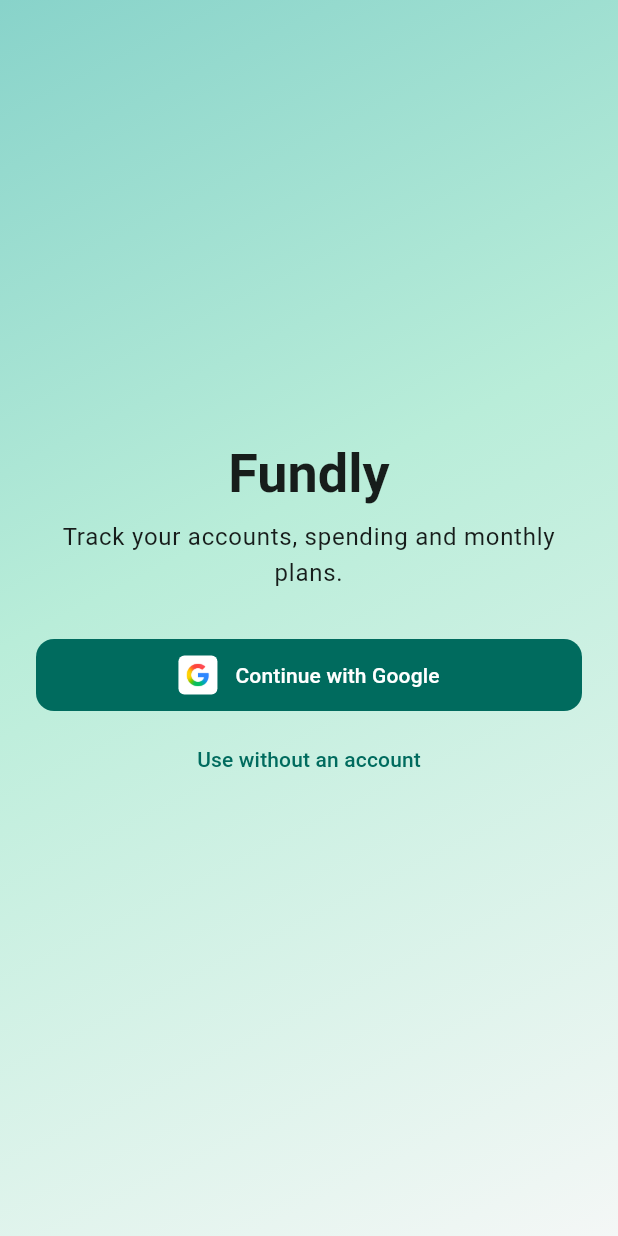
After one commit to NiloJr-sun/fundly, a Flutter app: the LoginScreen screen opened directly, on a phone screen of 412 x 824 dp. The commit adds this screen. Run offline on Flutter 3.47's test engine with Material 3 defaults, Android fonts, the phone set to English and light mode, and no system bars; our stand-ins replace drift, drift_flutter, file_picker, flutter_riverpod, google_sign_in, share_plus and 2 more; missing offline and left inert: drift_sqlite_async, powersync, sqlite_async; accounts and stored records are empty; generated files the repository leaves out were written again.

Commit message:
feat: add Google-only login page with remembered local-use choice

```diff
--- /dev/null
+++ b/lib/features/auth/presentation/login_screen.dart
@@ -0,0 +1,133 @@
+import 'package:flutter/material.dart';
+import 'package:flutter_riverpod/flutter_riverpod.dart';
+
+import '../../../app/theme/app_colors.dart';
+import '../../../app/theme/spacing.dart';
+import '../data/local_use_choice.dart';
+import 'sign_in_actions.dart';
+
+/// First screen while signed out in builds that can sign in.
+///
+/// Google is the only way to sign in; a first-time Google user gets an
+/// account automatically, so there is no separate sign-up. "Use without an
+/// account" opens the data on this device that is not linked to an account.
+class LoginScreen extends ConsumerStatefulWidget {
+  const LoginScreen({super.key});
+
+  @override
+  ConsumerState<LoginScreen> createState() => _LoginScreenState();
+}
+
+class _LoginScreenState extends ConsumerState<LoginScreen> {
+  bool _signingIn = false;
+
+  Future<void> _continueWithGoogle() async {
+    setState(() => _signingIn = true);
+    await signInWithGoogle(context, ref);
+    // On success the app replaces this screen; otherwise allow a retry.
+    if (mounted) setState(() => _signingIn = false);
+  }
+
+  @override
+  Widget build(BuildContext context) {
+    final textTheme = Theme.of(context).textTheme;
+    return DecoratedBox(
+      decoration: BoxDecoration(gradient: AppColors.of(context).backdrop),
+      child: Scaffold(
+        backgroundColor: Colors.transparent,
+        body: SafeArea(
+          child: Center(
+            child: SingleChildScrollView(
+              padding: const EdgeInsets.all(Spacing.lg),
+              child: ConstrainedBox(
+                constraints: const BoxConstraints(maxWidth: 400),
+                child: Column(
+                  crossAxisAlignment: CrossAxisAlignment.stretch,
+                  children: [
+                    Text(
+                      'Fundly',
+                      textAlign: TextAlign.center,
+                      style: textTheme.displaySmall?.copyWith(
+                        fontWeight: FontWeight.bold,
+                      ),
+                    ),
+                    const SizedBox(height: Spacing.sm),
+                    Text(
+                      'Track your accounts, spending and monthly plans.',
+                      textAlign: TextAlign.center,
+                      style: textTheme.bodyLarge,
+                    ),
+                    const SizedBox(height: Spacing.xl),
+                    _GoogleButton(
+                      onPressed: _signingIn ? null : _continueWithGoogle,
+                      busy: _signingIn,
+                    ),
+                    const SizedBox(height: Spacing.sm),
+                    TextButton(
+                      onPressed: _signingIn
+                          ? null
+                          : () => ref
+                                .read(localUseChosenProvider.notifier)
+                                .choose(),
+                      child: const Text('Use without an account'),
+                    ),
+                  ],
+                ),
+              ),
+            ),
+          ),
+        ),
+      ),
+    );
+  }
+}
+
+/// "Continue with Google" in the app's theme colour. Google's branding
+/// guidelines require the "G" logo on a white background, so it sits on a
+/// small white tile.
+class _GoogleButton extends StatelessWidget {
+  const _GoogleButton({required this.onPressed, required this.busy});
+
+  final VoidCallback? onPressed;
+  final bool busy;
+
+  @override
+  Widget build(BuildContext context) {
+    return FilledButton(
+      onPressed: onPressed,
+      style: FilledButton.styleFrom(
+        minimumSize: const Size.fromHeight(48),
+        padding: const EdgeInsets.symmetric(horizontal: Spacing.md),
+      ),
+      child: Row(
+        mainAxisAlignment: MainAxisAlignment.center,
+        children: [
+          DecoratedBox(
+            decoration: BoxDecoration(
+              color: Colors.white,
+              borderRadius: BorderRadius.circular(Spacing.xs),
+            ),
+            child: Padding(
+              padding: const EdgeInsets.all(Spacing.xs),
+              child: SizedBox.square(
+                dimension: 18,
+                child: busy
+                    ? const CircularProgressIndicator(
+                        strokeWidth: 2,
+                        color: Color(0xFF1F1F1F),
+                      )
+                    : Image.asset(
+                        'assets/images/google_logo.png',
+                        // Not announced: the button text already says Google.
+                        excludeFromSemantics: true,
+                      ),
+              ),
+            ),
+          ),
+          const SizedBox(width: Spacing.sm + Spacing.xs),
+          const Text('Continue with Google'),
+        ],
+      ),
+    );
+  }
+}
--- a/lib/features/auth/presentation/sign_in_actions.dart
+++ b/lib/features/auth/presentation/sign_in_actions.dart
@@ -20,17 +20,17 @@ Future<void> signInWithGoogle(BuildContext context, WidgetRef ref) async {
   }
 }
 
-/// Asks for confirmation, then signs out on this device. The signed-in
-/// user's data stays on the device and reopens on the next sign-in.
+/// Asks for confirmation, then signs out on this device and returns to the
+/// login page. The signed-in user's data stays on the device and reopens on
+/// the next sign-in.
 Future<void> signOut(BuildContext context, WidgetRef ref) async {
   final confirmed = await showDialog<bool>(
     context: context,
     builder: (context) => AlertDialog(
       title: const Text('Sign out?'),
       content: const Text(
-        'Fundly will switch back to the data on this device that is not '
-        'linked to an account. Your signed-in data stays on this device and '
-        'returns when you sign in again.',
+        'You will return to the login page. Your signed-in data stays on '
+        'this device and returns when you sign in again.',
       ),
       actions: [
         TextButton(
--- a/pubspec.yaml
+++ b/pubspec.yaml
@@ -43,6 +43,7 @@ dependencies:
   supabase_flutter: ^2.18.3
   google_sign_in: ^7.2.0
   crypto: ^3.0.8
+  shared_preferences: ^2.5.6
 
 dev_dependencies:
   flutter_test:
@@ -67,6 +68,10 @@ flutter:
   # included with your application, so that you can use the icons in
   # the material Icons class.
   uses-material-design: true
+
+  # Google "G" logo, cropped from Google's official sign-in button assets.
+  assets:
+    - assets/images/
 
   # To add assets to your application, add an assets section, like this:
   # assets:
```
Also changed, not shown: lib/app/app.dart (+14 -2 lines), lib/features/auth/data/local_use_choice.dart (added, +78 -0 lines), lib/main.dart (+20 -0 lines), assets/images/2.0x/google_logo.png (added), assets/images/3.0x/google_logo.png (added), assets/images/google_logo.png (added), pubspec.lock, 3 other files.
